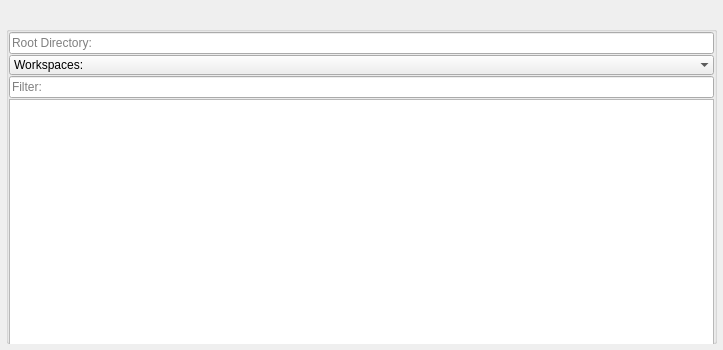
First picture: the form in mayatk/env_utils/reference_manager.ui, repository m3trik/mayatk, before the edit.
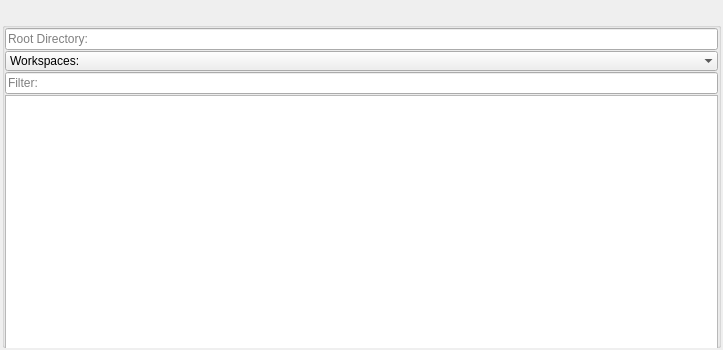
Second picture: the form after the edit. Custom widgets are drawn as their Qt base class.

What changed in the file:
```diff
--- a/mayatk/env_utils/reference_manager.ui
+++ b/mayatk/env_utils/reference_manager.ui
@@ -30,17 +30,20 @@
     </size>
    </property>
    <layout class="QVBoxLayout" name="verticalLayout_2">
+    <property name="spacing">
+     <number>2</number>
+    </property>
     <property name="leftMargin">
-     <number>6</number>
+     <number>2</number>
     </property>
     <property name="topMargin">
-     <number>6</number>
+     <number>2</number>
     </property>
     <property name="rightMargin">
-     <number>6</number>
+     <number>2</number>
     </property>
     <property name="bottomMargin">
-     <number>6</number>
+     <number>2</number>
     </property>
     <item>
      <layout class="QVBoxLayout" name="verticalLayout">
```
